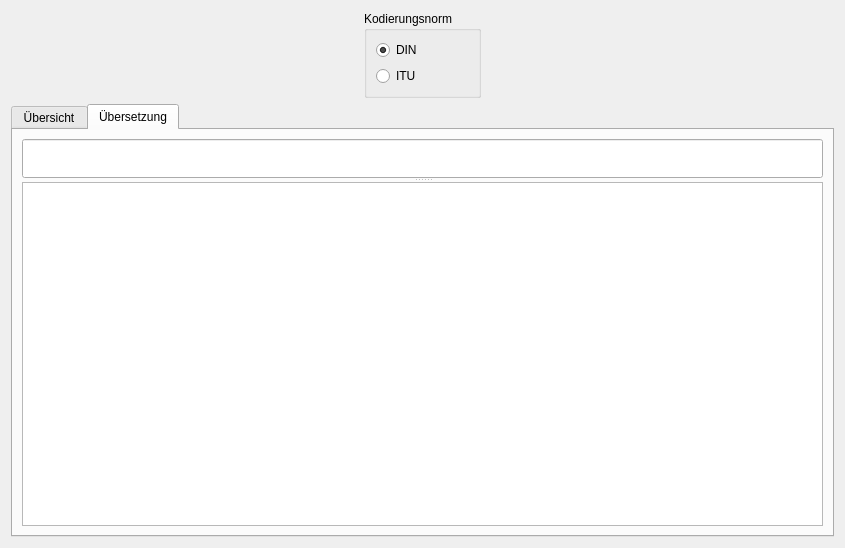
Old version of the form Dialoge/Funkalphabet.ui in the repository tuxmaster/Funkalphabet.
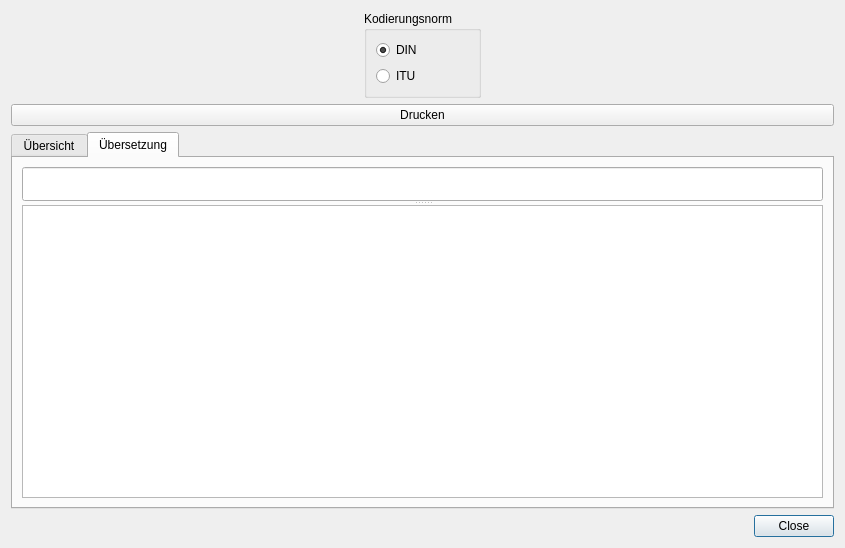
New version of the form. The open tabs and pages were chosen to show the change.

```diff
--- a/Dialoge/Funkalphabet.ui
+++ b/Dialoge/Funkalphabet.ui
@@ -79,6 +79,19 @@
      </item>
     </layout>
    </item>
+   <item>
+    <widget class="QPushButton" name="sfDrucken">
+     <property name="toolTip">
+      <string>Druckt beide Normen als Handzettel aus.</string>
+     </property>
+     <property name="text">
+      <string>Drucken</string>
+     </property>
+     <property name="autoDefault">
+      <bool>false</bool>
+     </property>
+    </widget>
+   </item>
    <item>
     <widget class="QTabWidget" name="Karten">
      <property name="currentIndex">
@@ -148,6 +161,16 @@
      </widget>
     </widget>
    </item>
+   <item>
+    <widget class="QDialogButtonBox" name="bbEnde">
+     <property name="focusPolicy">
+      <enum>Qt::TabFocus</enum>
+     </property>
+     <property name="standardButtons">
+      <set>QDialogButtonBox::Close</set>
+     </property>
+    </widget>
+   </item>
   </layout>
  </widget>
  <resources/>
```
Left out of the diff: 35 changed lines with no effect on the pictures.
